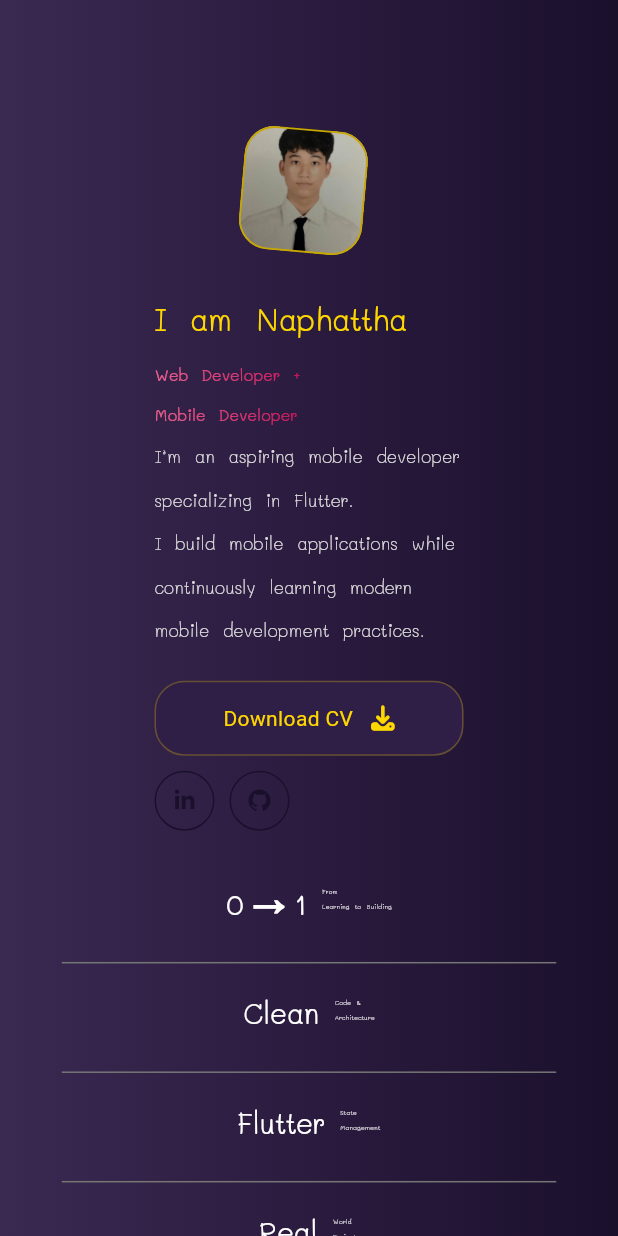
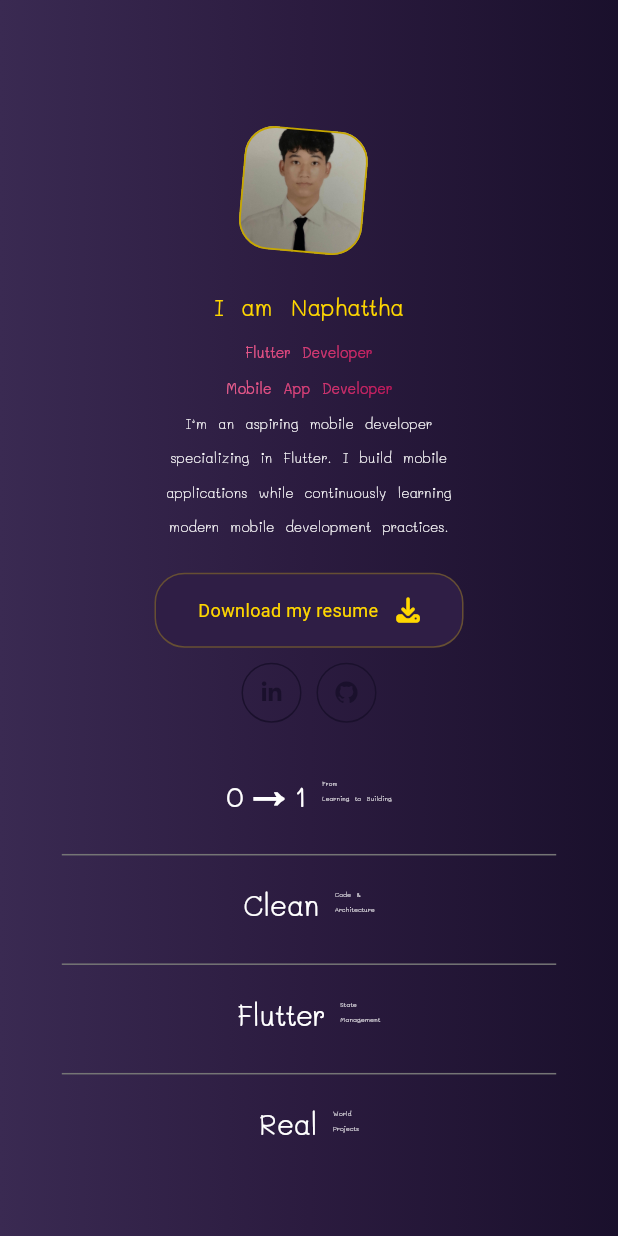
Before and after one commit to naphattha/flutter_portfolio_website, a Flutter app: the screen it shows after launch, on a phone screen of 412 x 824 dp. Run offline on Flutter 3.47's test engine with Material 3 defaults, Android fonts, the phone set to English and light mode, and no system bars; drawn by our look-alikes of simple_gradient_text; our stand-ins replace font_awesome_flutter.

Commit message:
build text_widget
build text_widget & Gradient_Text_Widget.dart and change some AxisAlignment for better ui

```diff
--- a/lib/screens/tablet/tablet_layout_pagr.dart
+++ b/lib/screens/tablet/tablet_layout_pagr.dart
@@ -106,7 +106,7 @@ class Social_Tab extends StatelessWidget {
       width: size.width * 0.5,
       child: Column(
         mainAxisAlignment: MainAxisAlignment.start,
-        crossAxisAlignment: CrossAxisAlignment.start,
+        crossAxisAlignment: CrossAxisAlignment.center,
         children: [DownloadCVButton(), SizedBox(height: 10), SocialWidget()],
       ),
     );
--- /dev/null
+++ b/lib/screens/widgets/Gradient_Text_Widget.dart
@@ -0,0 +1,41 @@
+import 'package:flutter/material.dart';
+import 'package:flutter_portfolio_website/constants/colors.dart';
+import 'package:simple_gradient_text/simple_gradient_text.dart';
+
+class GradientTextWidget extends StatelessWidget {
+  final TextAlign? alignment;
+  final String? text1;
+  final String? text2;
+  final Color? color1;
+  final Color? color2;
+  final double? fsize;
+  final FontWeight? fw;
+  const GradientTextWidget(
+      {super.key,
+      required this.size,
+      this.alignment,
+      this.fw,
+      this.color1,
+      this.text1,
+      this.text2,
+      this.color2,
+      this.fsize});
+
+  final Size size;
+
+  @override
+  Widget build(BuildContext context) {
+    return GradientText(
+      textAlign: size.width < 600 && alignment != null ? alignment : null,
+      "${text1}\n${text2??""}",
+      colors: [
+        AppColors.accentPink,
+        AppColors.accentDeep,
+      ],
+      style: TextStyle(
+          fontSize: size.width * 0.040,
+          fontFamily: 'Mali',
+          fontWeight: FontWeight.bold),
+    );
+  }
+}
--- a/lib/screens/widgets/Social_Section.dart
+++ b/lib/screens/widgets/Social_Section.dart
@@ -11,7 +11,7 @@ class SocialSection extends StatelessWidget {
       margin: EdgeInsets.symmetric(vertical: 10),
       height: 50,
       child: Row(
-        mainAxisAlignment: MainAxisAlignment.start,
+        mainAxisAlignment: MainAxisAlignment.center,
         crossAxisAlignment: CrossAxisAlignment.start,
 
         children: [
--- a/lib/screens/widgets/Social_widget.dart
+++ b/lib/screens/widgets/Social_widget.dart
@@ -8,8 +8,8 @@ class SocialWidget extends StatelessWidget {
   @override
   Widget build(BuildContext context) {
     return Row(
-      mainAxisAlignment: MainAxisAlignment.start,
-      crossAxisAlignment: CrossAxisAlignment.start,
+      mainAxisAlignment: MainAxisAlignment.center,
+      crossAxisAlignment: CrossAxisAlignment.center,
 
       children: [
         Container(
--- a/lib/screens/widgets/download_cv_widget.dart
+++ b/lib/screens/widgets/download_cv_widget.dart
@@ -18,7 +18,7 @@ class DownloadCVButton extends StatelessWidget {
       child: Row(
         mainAxisAlignment: MainAxisAlignment.center,
         children: [
-          Text("Download CV", style: TextStyle(color: AppColors.primaryGold)),
+          Text("Download my resume", style: TextStyle(color: AppColors.primaryGold,fontSize: 12,)),
 
           const SizedBox.square(dimension: 12),
           FaIcon(
--- a/lib/screens/widgets/header_text_widget.dart
+++ b/lib/screens/widgets/header_text_widget.dart
@@ -1,8 +1,10 @@
 import 'package:flutter/material.dart';
 import 'package:flutter_portfolio_website/constants/colors.dart';
+import 'package:flutter_portfolio_website/screens/widgets/Gradient_Text_Widget.dart';
 import 'package:flutter_portfolio_website/screens/widgets/Social_widget.dart';
 import 'package:flutter_portfolio_website/screens/widgets/download_cv_widget.dart';
-import 'package:simple_gradient_text/simple_gradient_text.dart';
+import 'package:flutter_portfolio_website/screens/widgets/text_widet.dart';
+
 
 class HeaderTextWidget extends StatelessWidget {
   final Size size;
@@ -14,41 +16,41 @@ class HeaderTextWidget extends StatelessWidget {
     return Container(
       margin: EdgeInsets.symmetric(horizontal: size.width * 0.07),
       child: Column(
-        crossAxisAlignment: CrossAxisAlignment.start,
+        crossAxisAlignment: size.width > 600
+            ? CrossAxisAlignment.start
+            : CrossAxisAlignment.center,
         mainAxisAlignment: MainAxisAlignment.center,
         children: [
-          Text(
-            "I am Naphattha",
-            style: TextStyle(
-              fontSize: 35,
-              color: AppColors.primaryGold,
-              fontWeight: FontWeight.bold,
-              fontFamily: 'Mali',
-            ),
+          Container(
+              child: TextWidget(
+                sSize: size,
+                text: "I am Naphattha",
+                color: AppColors.primaryGold,
+                size: 26,
+                fw: FontWeight.bold,
+                alignment: TextAlign.center,
+          )),
+          GradientTextWidget(
+            size: size,
+            alignment: TextAlign.center,
+            text1: "Flutter Developer",
+            text2: "Mobile App Developer",
           ),
-          GradientText(
-            "Web Developer +\nMobile Developer",
-            colors: [AppColors.accentPink, AppColors.accentDeep],
-            style: TextStyle(
-              fontSize: size.width * 0.045,
-              fontFamily: 'Mali',
-              fontWeight: FontWeight.bold,
-            ),
-          ),
+
           SizedBox(
             width: size.width * 0.5,
-            child: Text(
-              "I’m an aspiring mobile developer specializing in Flutter.\nI build mobile applications while continuously learning modern mobile development practices.",
-              style: TextStyle(
-                fontSize: 20,
-                color: AppColors.gray200,
-                fontFamily: 'Mali',
-              ),
-            ),
-          ),
-        ],
-      ),
-    );
+            child:  TextWidget(
+                sSize: size,
+                alignment: TextAlign.center,
+                text:
+                     "I’m an aspiring mobile developer specializing in Flutter. I build mobile applications while continuously learning modern mobile development practices.",
+                size: 16,
+                color: Colors.white,
+                fw: FontWeight.normal),
+            )
+          ],
+        ),
+      );
   }
 }
 
--- /dev/null
+++ b/lib/screens/widgets/text_widet.dart
@@ -0,0 +1,28 @@
+import 'package:flutter/material.dart';
+
+class TextWidget extends StatelessWidget {
+   final TextAlign ?alignment;
+  final String ?text;
+  final Color? color;
+  final double? size;
+  final FontWeight? fw;
+  final Size sSize;
+  const TextWidget({
+    super.key,
+    required this.sSize,
+    this.size,this.text, this.color,this.fw,this.alignment
+  });
+
+  @override
+  Widget build(BuildContext context) {
+    return Text(
+      "$text",
+      textAlign: sSize.width < 600 && alignment!=null ? alignment : null,
+      style: TextStyle(
+     fontSize: size!=null?size:sSize.width * 0.040,
+          color: color,
+          fontWeight: fw,
+          fontFamily: 'Mali'),
+    );
+  }
+}
```
